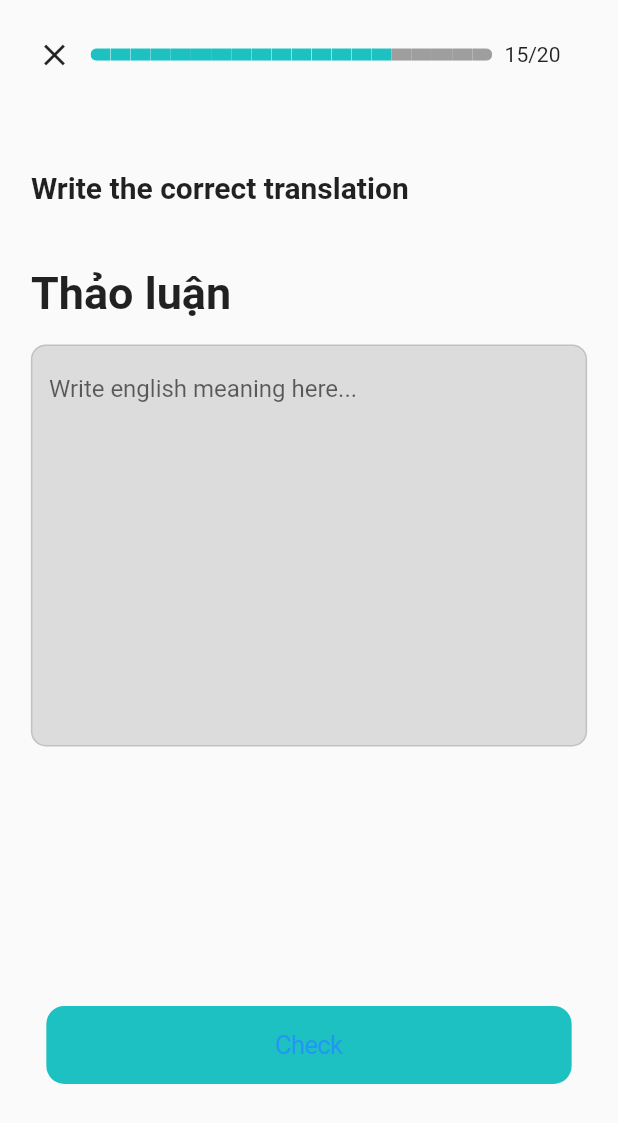
After one commit to nguynduyanh169/expat_assistant, a Flutter app: the PracticeVocabularyScreen screen opened by its route, on a phone screen of 412 x 824 dp. The commit adds this screen. Shown: the top 1123 px of the screen. Run offline on Flutter 3.47's test engine with Material 2 defaults, Android fonts, the phone set to English and light mode, and no system bars; drawn by our look-alikes of step_progress_indicator; our stand-ins replace convex_bottom_bar, google_fonts, line_icons; missing offline and left inert: cupertino_progress_bar, outline_search_bar.

Commit message:
add writing vocabulary screen

```diff
--- a/lib/src/route.dart
+++ b/lib/src/route.dart
@@ -1,20 +1,26 @@
 import 'package:expat_assistant/src/screens/VNlearn_screen.dart';
 import 'package:expat_assistant/src/screens/assistant_screen.dart';
+import 'package:expat_assistant/src/screens/conversation_details_screen.dart';
 import 'package:expat_assistant/src/screens/event_details.dart';
 import 'package:expat_assistant/src/screens/events_screen.dart';
 import 'package:expat_assistant/src/screens/home_page.dart';
 import 'package:expat_assistant/src/screens/home_screen.dart';
 import 'package:expat_assistant/src/screens/login_screen.dart';
+import 'package:expat_assistant/src/screens/practice_vocabulary_screen.dart';
 import 'package:expat_assistant/src/screens/restaurants_screen.dart';
+import 'package:expat_assistant/src/screens/vocabulary_details_screen.dart';
 import 'package:flutter/cupertino.dart';
 
 final routes = {
   '/' : (BuildContext context) => new LoginScreen(),
   '/homepage' : (BuildContext context) => new HomePage(),
   '/homescreen' : (BuildContext context) => new HomeScreen(),
-  '/restaurantsscreen' : (BuildContext context) => new RestaurantsScreen(),
-  '/eventsscreen': (BuildContext context) => new EventsScreen(),
-  '/vietnameselearnscreen': (BuildContext context) => new VNlearnScreen(),
-  '/assistantscreen': (BuildContext context) => new AssistantScreen(),
+  '/restaurants' : (BuildContext context) => new RestaurantsScreen(),
+  '/events': (BuildContext context) => new EventsScreen(),
+  '/vietnameselearns': (BuildContext context) => new VNlearnScreen(),
+  '/assistants': (BuildContext context) => new AssistantScreen(),
   '/eventdetail': (BuildContext context) => new EventDetails(),
+  '/conversationdetails': (BuildContext context) => new ConversationDetailScreen(),
+  '/vocabularydetails': (BuildContext context) => new VocabularyDetailScreen(),
+  '/practicevocabulary': (BuildContext context) => new PracticeVocabularyScreen(),
 };
--- /dev/null
+++ b/lib/src/screens/practice_vocabulary_screen.dart
@@ -0,0 +1,51 @@
+import 'package:cupertino_progress_bar/cupertino_progress_bar.dart';
+import 'package:expat_assistant/src/configs/size_config.dart';
+import 'package:expat_assistant/src/widgets/vocabulary_practice_writing.dart';
+import 'package:flutter/cupertino.dart';
+import 'package:flutter/material.dart';
+import 'package:step_progress_indicator/step_progress_indicator.dart';
+
+class PracticeVocabularyScreen extends StatefulWidget {
+  _PracticeVocabularyState createState() => _PracticeVocabularyState();
+}
+
+class _PracticeVocabularyState extends State<PracticeVocabularyScreen> {
+  @override
+  Widget build(BuildContext context) {
+    return Scaffold(
+      body: SingleChildScrollView(
+        child: Container(
+            child: Column(
+              children: <Widget>[
+                Container(
+                  padding: EdgeInsets.all(SizeConfig.blockSizeHorizontal * 3),
+                  child: Row(
+                    children: [
+                      IconButton(icon: Icon(Icons.close), onPressed: () {
+                        Navigator.pop(context);
+                      }),
+                      Container(
+                        width: SizeConfig.blockSizeHorizontal * 65,
+                        height: SizeConfig.blockSizeVertical * 1,
+                        child: StepProgressIndicator(
+                            totalSteps: 20,
+                            currentStep: 15,
+                            size: 10,
+                            padding: 0,
+                            selectedColor: Color.fromRGBO(30, 193, 194, 30),
+                            unselectedColor: Colors.grey,
+                            roundedEdges: Radius.circular(10.0)),
+                      ),
+                      SizedBox(width: SizeConfig.blockSizeHorizontal * 2,),
+                      Text('15/20')
+                    ],
+                  ),
+                ),
+                SizedBox(height: SizeConfig.blockSizeVertical * 5,),
+                VocabularyPracticeWriting(vietnamese: 'Thảo luận', english: 'Discuss',)
+              ],
+            )),
+      ),
+    );
+  }
+}
--- /dev/null
+++ b/lib/src/widgets/vocabulary_practice_writing.dart
@@ -0,0 +1,55 @@
+import 'package:expat_assistant/src/configs/size_config.dart';
+import 'package:flutter/cupertino.dart';
+import 'package:flutter/material.dart';
+
+class VocabularyPracticeWriting extends StatelessWidget{
+  String vietnamese, english;
+  VocabularyPracticeWriting({@required this.vietnamese, @required this.english});
+  @override
+  Widget build(BuildContext context) {
+    SizeConfig().init(context);
+    return Container(
+      padding: EdgeInsets.only(left: SizeConfig.blockSizeHorizontal * 5, right: SizeConfig.blockSizeHorizontal * 5),
+      child: Column(
+        crossAxisAlignment: CrossAxisAlignment.start,
+        children: <Widget>[
+          Text('Write the correct translation', style: TextStyle(fontSize: 20, fontWeight: FontWeight.bold),),
+          SizedBox(height: SizeConfig.blockSizeVertical * 5,),
+          Text(vietnamese, style: TextStyle(fontSize: 30, fontWeight: FontWeight.w600),),
+          SizedBox(height: SizeConfig.blockSizeVertical * 2,),
+          TextFormField(
+            decoration: InputDecoration(
+              hintText: 'Write english meaning here...',
+              filled: true,
+              fillColor: Colors.black12,
+              focusColor: Color.fromRGBO(30, 193, 194, 30),
+              focusedBorder: new OutlineInputBorder(
+                  borderRadius: BorderRadius.circular(10.0),
+                  borderSide: new BorderSide(color: Colors.black12)
+              ),
+              enabledBorder: new OutlineInputBorder(
+                  borderRadius: BorderRadius.circular(10.0),
+                  borderSide: new BorderSide(color: Colors.black12)
+              ),
+            ),
+            minLines: 12, // any number you need (It works as the rows for the textarea)
+            keyboardType: TextInputType.multiline,
+            maxLines: null,
+          ),
+          SizedBox(height: SizeConfig.blockSizeVertical * 21,),
+          Center(child: Container(
+            width: SizeConfig.blockSizeHorizontal * 85,
+            child: CupertinoButton(
+                color: Color.fromRGBO(30, 193, 194, 30),
+                child: Text("Check"),
+                onPressed: () {
+                  //Navigator.pushNamed(context, '/practicevocabulary');
+                }),
+          ),),
+
+        ],
+      ),
+    );
+  }
+
+}
--- a/pubspec.yaml
+++ b/pubspec.yaml
@@ -34,6 +34,8 @@ dependencies:
   flutter_bloc: ^7.0.0
   outline_search_bar: ^2.1.1
   google_fonts: ^2.1.0
+  cupertino_progress_bar: ^0.2.0
+  step_progress_indicator: ^1.0.0
 
 dev_dependencies:
   flutter_test:
@@ -64,6 +66,7 @@ flutter:
     - assets/images/conversation_icon.png
     - assets/images/vocabulary_icon.png
     - assets/images/demo_lesson.png
+    - assets/images/demo_vocabulary.png
   # An image asset can refer to one or more resolution-specific "variants", see
   # https://flutter.dev/assets-and-images/#resolution-aware.
 
```
Also changed, not shown: lib/src/screens/VNlearn_screen.dart (+63 -11 lines), lib/src/screens/conversation_details_screen.dart (added, +23 -0 lines), lib/src/screens/vocabulary_details_screen.dart (added, +61 -0 lines), lib/src/widgets/lesson_card.dart (+26 -8 lines), lib/src/widgets/vocabulary_card.dart (added, +49 -0 lines), lib/src/widgets/vocabulary_practice_listening.dart (added, +46 -0 lines), assets/images/demo_vocabulary.png (added), pubspec.lock.
